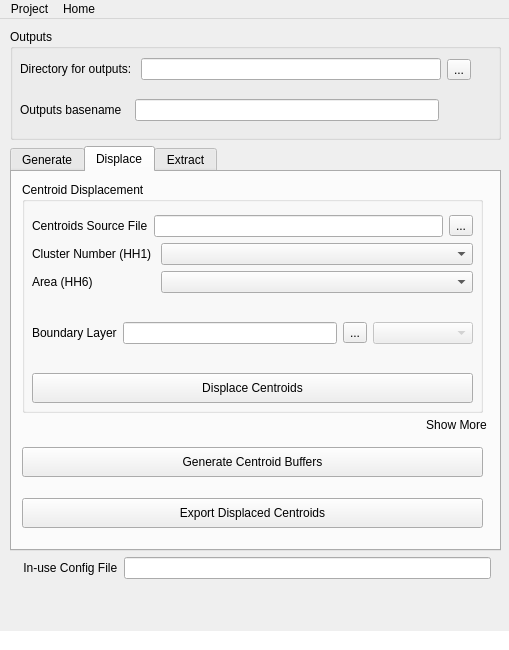
Qt form plugin/mgp_mainwindow.ui (unicef-drp/mics-geocoding) before a commit.
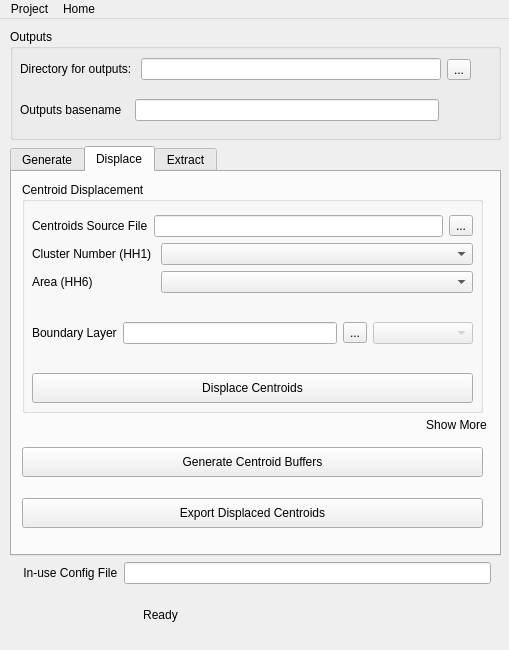
The same form after that commit. The open tabs and pages were chosen to show the change. Icons and pictures are not drawn.

Commit message: update build resources, and add label space

What changed in the file:
```diff
--- a/plugin/mgp_mainwindow.ui
+++ b/plugin/mgp_mainwindow.ui
@@ -23,7 +23,7 @@
       <x>10</x>
       <y>0</y>
       <width>491</width>
-      <height>601</height>
+      <height>621</height>
      </rect>
     </property>
     <layout class="QVBoxLayout" name="verticalLayout">
@@ -152,7 +152,7 @@
           </size>
          </property>
          <property name="currentIndex">
-          <number>2</number>
+          <number>1</number>
          </property>
          <widget class="QWidget" name="tab_step1">
           <property name="autoFillBackground">
@@ -917,14 +917,14 @@
        <property name="minimumSize">
         <size>
          <width>0</width>
-         <height>35</height>
+         <height>50</height>
         </size>
        </property>
        <widget class="QLabel" name="labelLogo">
         <property name="geometry">
          <rect>
           <x>310</x>
-          <y>0</y>
+          <y>9</y>
           <width>177</width>
           <height>35</height>
          </rect>
@@ -947,6 +947,9 @@
           <height>35</height>
          </size>
         </property>
+        <property name="styleSheet">
+         <string notr="true">background-image: url(:/plugins/MGP/logo_wo-unicef.png);</string>
+        </property>
         <property name="text">
          <string/>
         </property>
@@ -957,6 +960,43 @@
          <set>Qt::AlignRight|Qt::AlignTop|Qt::AlignTrailing</set>
         </property>
        </widget>
+       <widget class="QLabel" name="l_status">
+        <property name="geometry">
+         <rect>
+          <x>0</x>
+          <y>0</y>
+          <width>301</width>
+          <height>50</height>
+         </rect>
+        </property>
+        <property name="sizePolicy">
+         <sizepolicy hsizetype="Expanding" vsizetype="Expanding">
+          <horstretch>0</horstretch>
+          <verstretch>0</verstretch>
+         </sizepolicy>
+        </property>
+        <property name="minimumSize">
+         <size>
+          <width>90</width>
+          <height>50</height>
+         </size>
+        </property>
+        <property name="maximumSize">
+         <size>
+          <width>16777213</width>
+          <height>40</height>
+         </size>
+        </property>
+        <property name="text">
+         <string>Ready</string>
+        </property>
+        <property name="textFormat">
+         <enum>Qt::AutoText</enum>
+        </property>
+        <property name="alignment">
+         <set>Qt::AlignCenter</set>
+        </property>
+       </widget>
       </widget>
      </item>
     </layout>
@@ -992,14 +1032,6 @@
    <addaction name="menutest"/>
    <addaction name="menuHome"/>
   </widget>
-  <widget class="QStatusBar" name="statusbar">
-   <property name="styleSheet">
-    <string notr="true">background-color: white</string>
-   </property>
-   <property name="sizeGripEnabled">
-    <bool>false</bool>
-   </property>
-  </widget>
   <action name="actionnew">
    <property name="text">
     <string>New</string>
```
Left out of the diff: 4 changed lines with no effect on the pictures. The commit also changes 6 other files.
